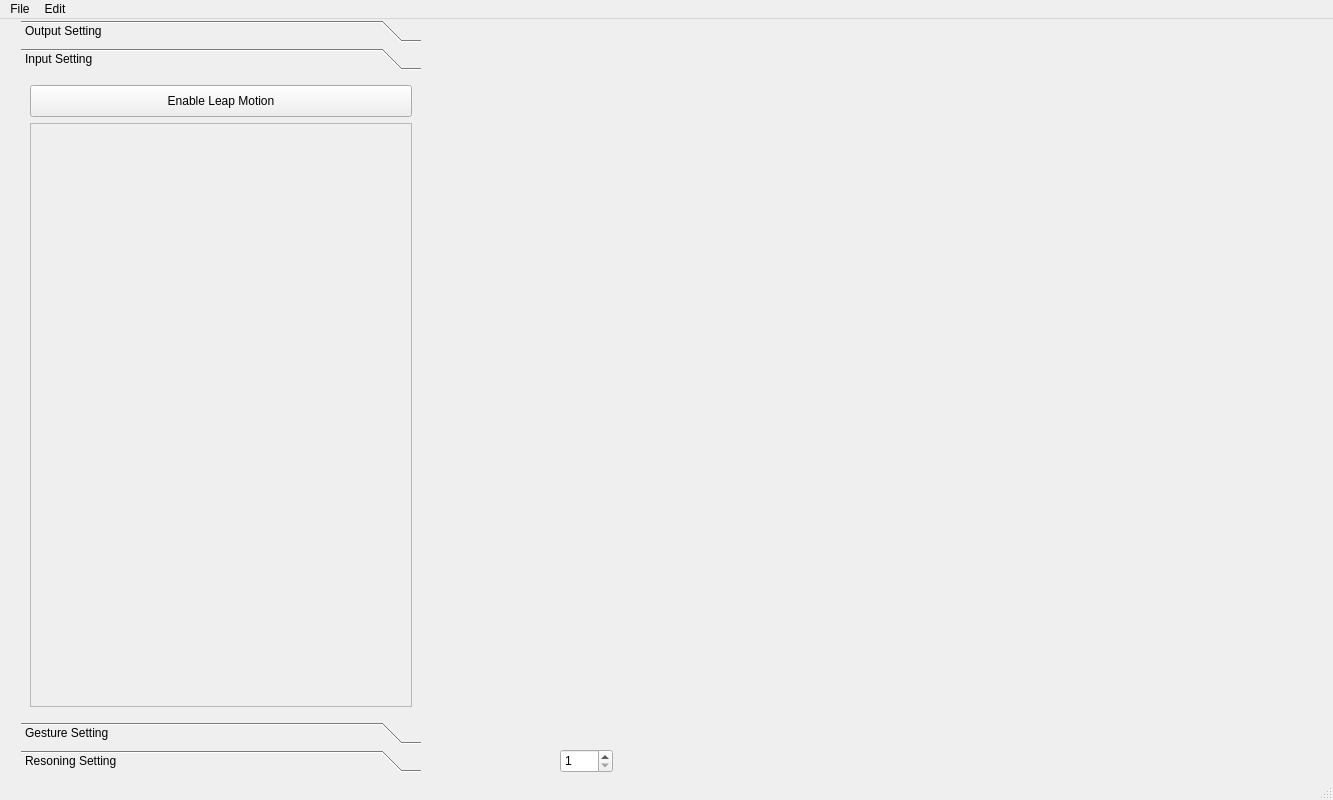
newuniverse/In-air-interaction, file UIs/mainWindow.ui: the form before one commit.
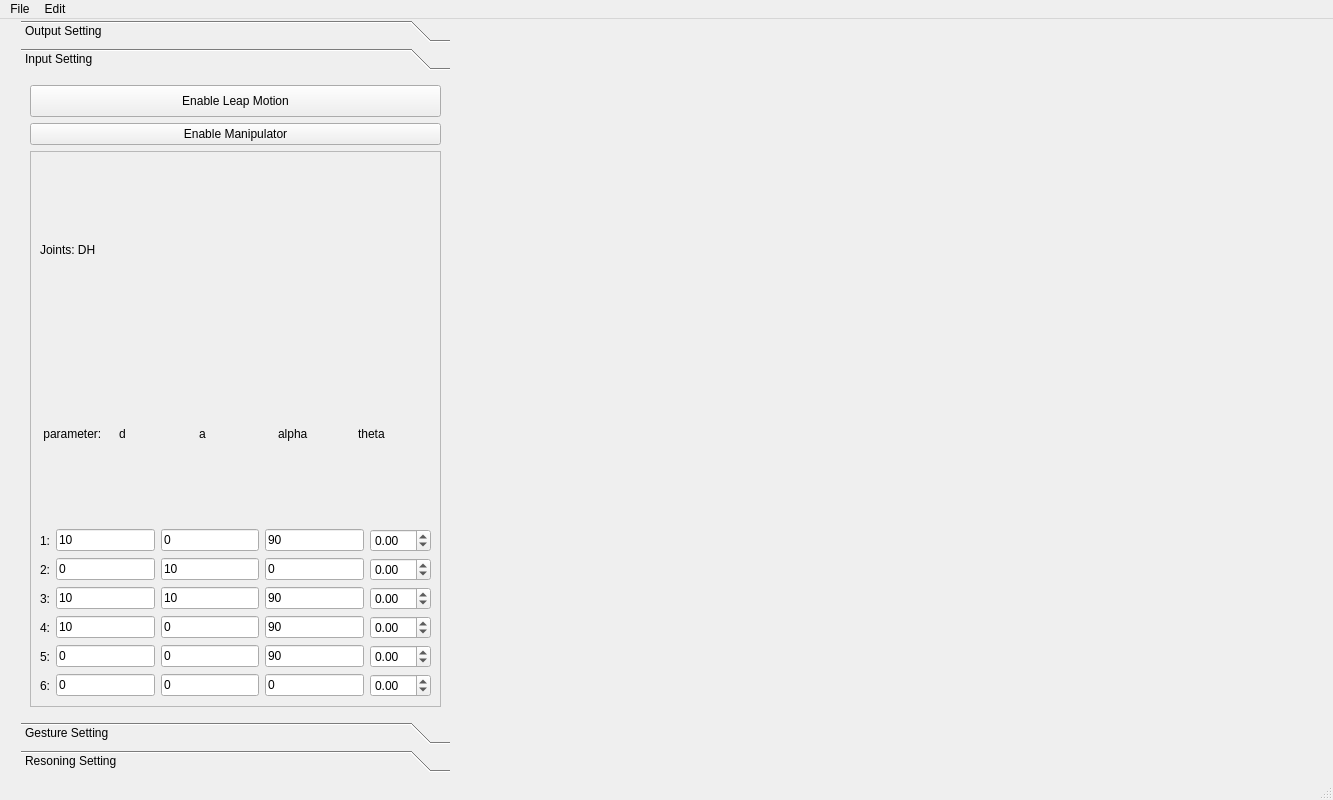
The form after the commit. The open tabs and pages were chosen to show the change. Custom widgets are drawn as their Qt base class.

Commit message: robot manipulator modeling added

Diff of the .ui file:
```diff
--- a/UIs/mainWindow.ui
+++ b/UIs/mainWindow.ui
@@ -534,6 +534,16 @@
            </property>
           </widget>
          </item>
+         <item>
+          <widget class="QPushButton" name="robotActivateButton">
+           <property name="text">
+            <string>Enable Manipulator</string>
+           </property>
+           <property name="checkable">
+            <bool>false</bool>
+           </property>
+          </widget>
+         </item>
          <item>
           <widget class="QScrollArea" name="scrollArea_2">
            <property name="minimumSize">
@@ -551,9 +561,309 @@
               <x>0</x>
               <y>0</y>
               <width>374</width>
-              <height>566</height>
+              <height>532</height>
              </rect>
             </property>
+            <layout class="QVBoxLayout" name="verticalLayout_2">
+             <item>
+              <widget class="QLabel" name="label_9">
+               <property name="text">
+                <string>Joints: DH</string>
+               </property>
+              </widget>
+             </item>
+             <item>
+              <layout class="QHBoxLayout" name="horizontalLayout_3">
+               <item>
+                <widget class="QLabel" name="label_16">
+                 <property name="text">
+                  <string> parameter:</string>
+                 </property>
+                </widget>
+               </item>
+               <item>
+                <widget class="QLabel" name="label_11">
+                 <property name="text">
+                  <string>d</string>
+                 </property>
+                </widget>
+               </item>
+               <item>
+                <widget class="QLabel" name="label_12">
+                 <property name="text">
+                  <string>a</string>
+                 </property>
+                </widget>
+               </item>
+               <item>
+                <widget class="QLabel" name="label_13">
+                 <property name="text">
+                  <string>alpha</string>
+                 </property>
+                </widget>
+               </item>
+               <item>
+                <widget class="QLabel" name="label_14">
+                 <property name="text">
+                  <string>theta</string>
+                 </property>
+                </widget>
+               </item>
+              </layout>
+             </item>
+             <item>
+              <layout class="QHBoxLayout" name="horizontalLayout_6">
+               <item>
+                <widget class="QLabel" name="label_10">
+                 <property name="text">
+                  <string>1:</string>
+                 </property>
+                </widget>
+               </item>
+               <item>
+                <widget class="QLineEdit" name="j1d">
+                 <property name="text">
+                  <string>10</string>
+                 </property>
+                </widget>
+               </item>
+               <item>
+                <widget class="QLineEdit" name="j1a">
+                 <property name="text">
+                  <string>0</string>
+                 </property>
+                </widget>
+               </item>
+               <item>
+                <widget class="QLineEdit" name="j1alpha">
+                 <property name="text">
+                  <string>90</string>
+                 </property>
+                </widget>
+               </item>
+               <item>
+                <widget class="QDoubleSpinBox" name="j1theta">
+                 <property name="minimum">
+                  <double>-90.000000000000000</double>
+                 </property>
+                 <property name="maximum">
+                  <double>90.989999999999995</double>
+                 </property>
+                </widget>
+               </item>
+              </layout>
+             </item>
+             <item>
+              <layout class="QHBoxLayout" name="horizontalLayout_7">
+               <item>
+                <widget class="QLabel" name="label_17">
+                 <property name="text">
+                  <string>2:</string>
+                 </property>
+                </widget>
+               </item>
+               <item>
+                <widget class="QLineEdit" name="j2d">
+                 <property name="text">
+                  <string>0</string>
+                 </property>
+                </widget>
+               </item>
+               <item>
+                <widget class="QLineEdit" name="j2a">
+                 <property name="text">
+                  <string>10</string>
+                 </property>
+                </widget>
+               </item>
+               <item>
+                <widget class="QLineEdit" name="j2alpha">
+                 <property name="text">
+                  <string>0</string>
+                 </property>
+                </widget>
+               </item>
+               <item>
+                <widget class="QDoubleSpinBox" name="j2theta">
+                 <property name="minimum">
+                  <double>-90.000000000000000</double>
+                 </property>
+                 <property name="maximum">
+                  <double>90.989999999999995</double>
+                 </property>
+                </widget>
+               </item>
+              </layout>
+             </item>
+             <item>
+              <layout class="QHBoxLayout" name="horizontalLayout_8">
+               <item>
+                <widget class="QLabel" name="label_18">
+                 <property name="text">
+                  <string>3:</string>
+                 </property>
+                </widget>
+               </item>
+               <item>
+                <widget class="QLineEdit" name="j3d">
+                 <property name="text">
+                  <string>10</string>
+                 </property>
+                </widget>
+               </item>
+               <item>
+                <widget class="QLineEdit" name="j3a">
+                 <property name="text">
+                  <string>10</string>
+                 </property>
+                </widget>
+               </item>
+               <item>
+                <widget class="QLineEdit" name="j3alpha">
+                 <property name="text">
+                  <string>90</string>
+                 </property>
+                </widget>
+               </item>
+               <item>
+                <widget class="QDoubleSpinBox" name="j3theta">
+                 <property name="minimum">
+                  <double>-90.000000000000000</double>
+                 </property>
+                 <property name="maximum">
+                  <double>90.989999999999995</double>
+                 </property>
+                </widget>
+               </item>
+              </layout>
+             </item>
+             <item>
+              <layout class="QHBoxLayout" name="horizontalLayout_9">
+               <item>
+                <widget class="QLabel" name="label_19">
+                 <property name="text">
+                  <string>4:</string>
+                 </property>
+                </widget>
+               </item>
+               <item>
+                <widget class="QLineEdit" name="j4d">
+                 <property name="text">
+                  <string>10</string>
+                 </property>
+                </widget>
+               </item>
+               <item>
+                <widget class="QLineEdit" name="j4a">
+                 <property name="text">
+                  <string>0</string>
+                 </property>
+                </widget>
+               </item>
+               <item>
+                <widget class="QLineEdit" name="j4alpha">
+                 <property name="text">
+                  <string>90</string>
+                 </property>
+                </widget>
+               </item>
+               <item>
+                <widget class="QDoubleSpinBox" name="j4theta">
+                 <property name="minimum">
+                  <double>-90.000000000000000</double>
+                 </property>
+                 <property name="maximum">
+                  <double>90.989999999999995</double>
+                 </property>
+                </widget>
+               </item>
+              </layout>
+             </item>
+             <item>
+              <layout class="QHBoxLayout" name="horizontalLayout_10">
+               <item>
+                <widget class="QLabel" name="label_20">
+                 <property name="text">
+                  <string>5:</string>
+                 </property>
+                </widget>
+               </item>
+               <item>
+                <widget class="QLineEdit" name="j5d">
+                 <property name="text">
+                  <string>0</string>
+                 </property>
+                </widget>
+               </item>
+               <item>
+                <widget class="QLineEdit" name="j5a">
+                 <property name="text">
+                  <string>0</string>
+                 </property>
+                </widget>
+               </item>
+               <item>
+                <widget class="QLineEdit" name="j5alpha">
+                 <property name="text">
+                  <string>90</string>
+                 </property>
+                </widget>
+               </item>
+               <item>
+                <widget class="QDoubleSpinBox" name="j5theta">
+                 <property name="minimum">
+                  <double>-90.000000000000000</double>
+                 </property>
+                 <property name="maximum">
+                  <double>90.989999999999995</double>
+                 </property>
+                </widget>
+               </item>
+              </layout>
+             </item>
+             <item>
+              <layout class="QHBoxLayout" name="horizontalLayout_11">
+               <item>
+                <widget class="QLabel" name="label_21">
+                 <property name="text">
+                  <string>6:</string>
+                 </property>
+                </widget>
+               </item>
+               <item>
+                <widget class="QLineEdit" name="j6d">
+                 <property name="text">
+                  <string>0</string>
+                 </property>
+                </widget>
+               </item>
+               <item>
+                <widget class="QLineEdit" name="j6a">
+                 <property name="text">
+                  <string>0</string>
+                 </property>
+                </widget>
+               </item>
+               <item>
+                <widget class="QLineEdit" name="j6alpha">
+                 <property name="text">
+                  <string>0</string>
+                 </property>
+                </widget>
+               </item>
+               <item>
+                <widget class="QDoubleSpinBox" name="j6theta">
+                 <property name="minimum">
+                  <double>-90.000000000000000</double>
+                 </property>
+                 <property name="maximum">
+                  <double>90.989999999999995</double>
+                 </property>
+                </widget>
+               </item>
+              </layout>
+             </item>
+            </layout>
            </widget>
           </widget>
          </item>
@@ -818,34 +1128,6 @@
      </item>
     </layout>
    </widget>
-   <widget class="QSpinBox" name="windowNumSpinBox_2">
-    <property name="geometry">
-     <rect>
-      <x>560</x>
-      <y>730</y>
-      <width>53</width>
-      <height>24</height>
-     </rect>
-    </property>
-    <property name="wrapping">
-     <bool>false</bool>
-    </property>
-    <property name="readOnly">
-     <bool>false</bool>
-    </property>
-    <property name="buttonSymbols">
-     <enum>QAbstractSpinBox::UpDownArrows</enum>
-    </property>
-    <property name="keyboardTracking">
-     <bool>true</bool>
-    </property>
-    <property name="minimum">
-     <number>1</number>
-    </property>
-    <property name="maximum">
-     <number>11</number>
-    </property>
-   </widget>
   </widget>
   <widget class="QMenuBar" name="menubar">
    <property name="geometry">
```
Left out of the diff: 5 changed lines with no effect on the pictures. The commit also changes 354 other files.
